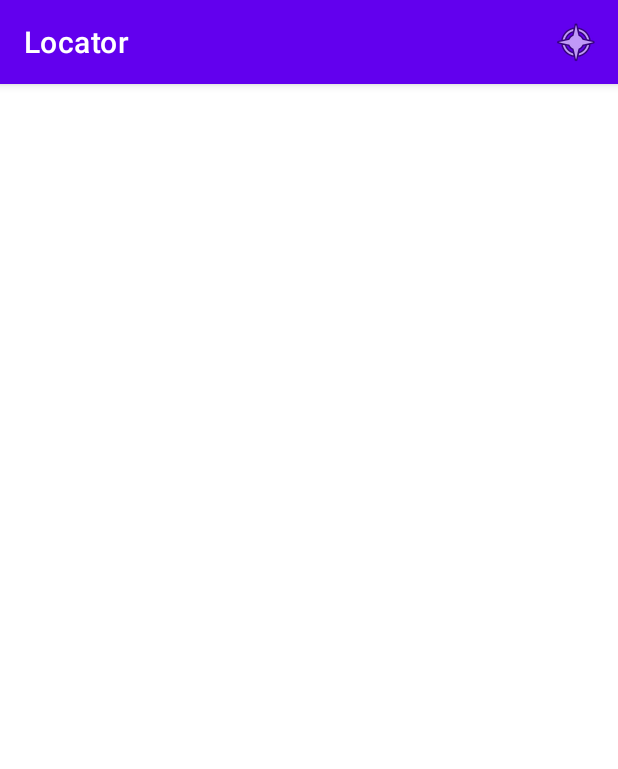
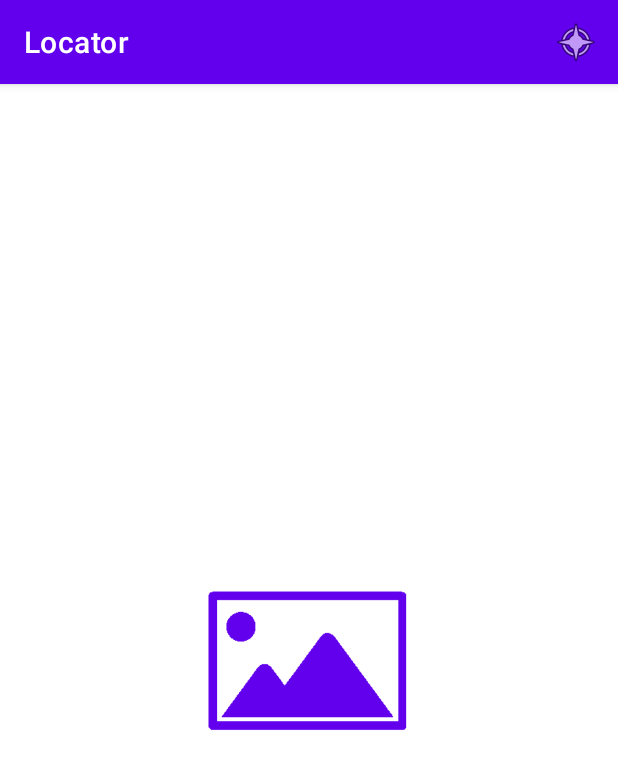
Before and after one commit to MaxKliuba/Locator, an Android app: the screen it shows after launch (LocatorActivity), on a phone screen of 412 x 824 dp. Shown: the top 769 px of the screen. Run offline under Robolectric (Android 15) with nearby library versions, the phone set to English and light mode, and no system bars.

Commit message:
progress indicator added, placeholder added

```diff
--- a/app/build.gradle
+++ b/app/build.gradle
@@ -36,6 +36,7 @@ dependencies {
     implementation 'org.jetbrains:annotations:15.0'
     implementation 'com.google.android.gms:play-services-location:18.0.0'
     implementation 'com.google.code.gson:gson:2.8.7'
+    implementation 'com.google.android.gms:play-services-maps:17.0.1'
     testImplementation 'junit:junit:4.+'
     androidTestImplementation 'androidx.test.ext:junit:1.1.3'
     androidTestImplementation 'androidx.test.espresso:espresso-core:3.4.0'
--- a/app/src/main/java/com/maxclub/android/locator/LocatorFragment.java
+++ b/app/src/main/java/com/maxclub/android/locator/LocatorFragment.java
@@ -26,6 +26,7 @@ import com.google.android.gms.common.api.GoogleApiClient;
 import com.google.android.gms.location.LocationListener;
 import com.google.android.gms.location.LocationRequest;
 import com.google.android.gms.location.LocationServices;
+import com.google.android.material.progressindicator.LinearProgressIndicator;
 
 import org.jetbrains.annotations.NotNull;
 
@@ -41,6 +42,7 @@ public class LocatorFragment extends Fragment {
     };
     private static final int REQUEST_LOCATION_PERMISSION = 0;
 
+    private LinearProgressIndicator mLinearProgressIndicator;
     private AppCompatImageView mImageView;
     private GoogleApiClient mClient;
 
@@ -52,6 +54,7 @@ public class LocatorFragment extends Fragment {
     public void onCreate(@Nullable @org.jetbrains.annotations.Nullable Bundle savedInstanceState) {
         super.onCreate(savedInstanceState);
         setHasOptionsMenu(true);
+        setRetainInstance(true);
 
         mClient = new GoogleApiClient.Builder(getActivity())
                 .addApi(LocationServices.API)
@@ -59,6 +62,12 @@ public class LocatorFragment extends Fragment {
                     @Override
                     public void onConnected(@Nullable @org.jetbrains.annotations.Nullable Bundle bundle) {
                         getActivity().invalidateOptionsMenu();
+
+                        if (hasLocationPermission()) {
+                            findImage();
+                        } else {
+                            requestPermissions(LOCATION_PERMISSION, REQUEST_LOCATION_PERMISSION);
+                        }
                     }
 
                     @Override
@@ -77,6 +86,7 @@ public class LocatorFragment extends Fragment {
                              @Nullable @org.jetbrains.annotations.Nullable Bundle savedInstanceState) {
         View v = inflater.inflate(R.layout.fragment_locator, container, false);
 
+        mLinearProgressIndicator = (LinearProgressIndicator) v.findViewById(R.id.linear_progress_indicator);
         mImageView = (AppCompatImageView) v.findViewById(R.id.image);
 
         return v;
@@ -104,6 +114,7 @@ public class LocatorFragment extends Fragment {
 
         MenuItem searchItem = menu.findItem(R.id.action_locate);
         searchItem.setEnabled(mClient.isConnected());
+
     }
 
     @Override
@@ -161,6 +172,15 @@ public class LocatorFragment extends Fragment {
         private Bitmap mBitmap;
 
         @Override
+        protected void onPreExecute() {
+            super.onPreExecute();
+
+            if (mLinearProgressIndicator != null) {
+                mLinearProgressIndicator.setVisibility(View.VISIBLE);
+            }
+        }
+
+        @Override
         protected Void doInBackground(Location... locations) {
             FlickrFetcher fetcher = new FlickrFetcher();
             List<GalleryItem> items = fetcher.searchPhotos(locations[0]);
@@ -184,6 +204,8 @@ public class LocatorFragment extends Fragment {
         @Override
         protected void onPostExecute(Void unused) {
             mImageView.setImageBitmap(mBitmap);
+
+            mLinearProgressIndicator.setVisibility(View.GONE);
         }
     }
 }
--- a/app/src/main/res/layout/fragment_locator.xml
+++ b/app/src/main/res/layout/fragment_locator.xml
@@ -4,11 +4,20 @@
     android:layout_width="match_parent"
     android:layout_height="match_parent">
 
+    <com.google.android.material.progressindicator.LinearProgressIndicator
+        android:id="@+id/linear_progress_indicator"
+        android:layout_width="match_parent"
+        android:layout_height="wrap_content"
+        android:layout_alignParentTop="true"
+        android:indeterminate="true"
+        android:visibility="gone"
+        tools:visibility="visible" />
+
     <androidx.appcompat.widget.AppCompatImageView
         android:id="@+id/image"
-        android:layout_width="150dp"
-        android:layout_height="150dp"
+        android:layout_width="250dp"
+        android:layout_height="250dp"
         android:layout_centerInParent="true"
-        android:background="@color/white" />
+        android:src="@drawable/placeholder" />
 
 </RelativeLayout>
```
Also changed, not shown: app/src/main/res/drawable/placeholder.png (added).
